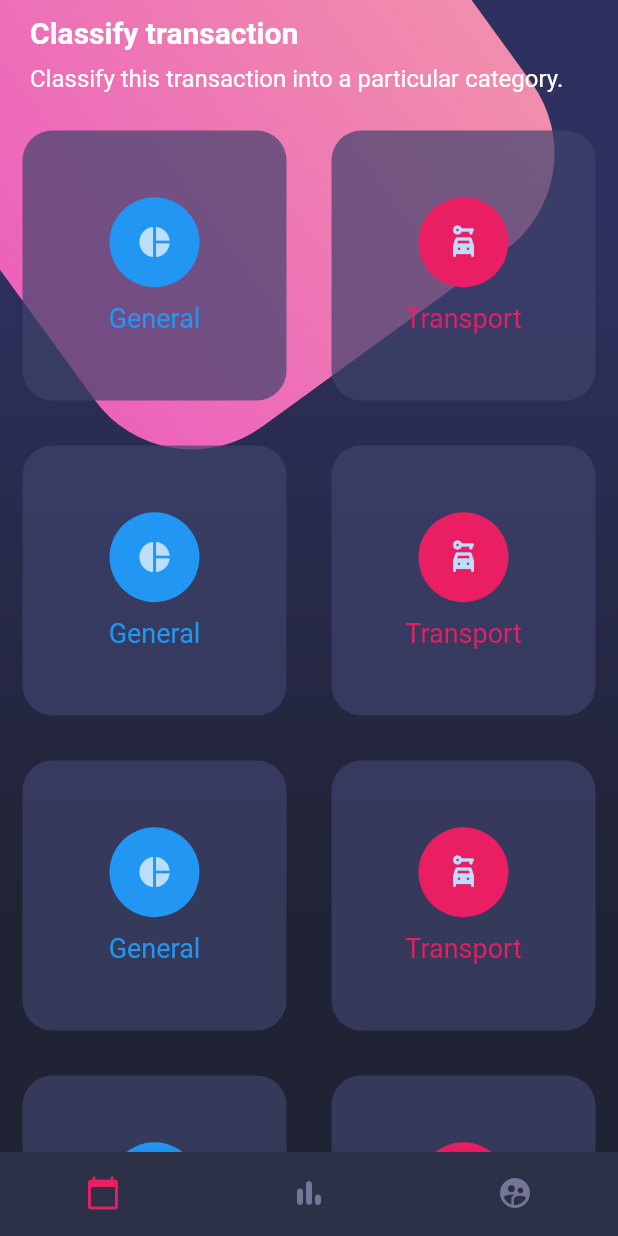
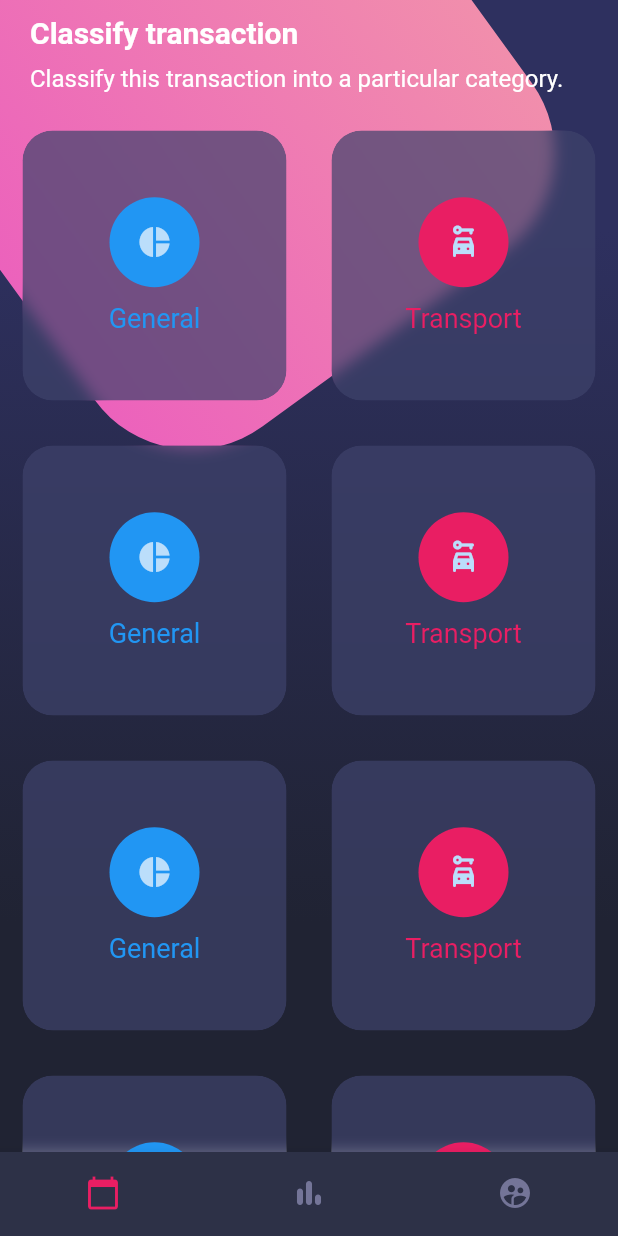
Before and after one commit to EmmanuelBazan/design-in-flutter, a Flutter app: the screen it shows after launch, on a phone screen of 412 x 824 dp. Run offline on Flutter 3.47's test engine with Material 2 defaults, Android fonts, the light colour scheme and no system bars.

Commit message:
Blur card implementation

```diff
--- a/lib/widgets/card_table.dart
+++ b/lib/widgets/card_table.dart
@@ -1,6 +1,6 @@
+import 'dart:ui';
+
 import 'package:flutter/material.dart';
-import 'package:flutter/src/widgets/framework.dart';
-import 'package:flutter/src/widgets/placeholder.dart';
 
 class CardTable extends StatelessWidget {
   const CardTable({super.key});
@@ -78,12 +78,18 @@ class _SingleCard extends StatelessWidget {
   Widget build(BuildContext context) {
     return Container(
       margin: const EdgeInsets.all(15),
+      child: ClipRRect(
+        borderRadius: BorderRadius.circular(20),
+        child: BackdropFilter(
+          filter: ImageFilter.blur(sigmaX: 5, sigmaY: 5),
+          child: Container(
             height: 180,
             decoration: BoxDecoration(
               color: const Color.fromRGBO(62, 66, 107, 0.7),
               borderRadius: BorderRadius.circular(20),
             ),
-      child: Column(mainAxisAlignment: MainAxisAlignment.center, children: [
+            child:
+                Column(mainAxisAlignment: MainAxisAlignment.center, children: [
               CircleAvatar(
                 backgroundColor: color,
                 radius: 30,
@@ -97,6 +103,9 @@ class _SingleCard extends StatelessWidget {
                 style: TextStyle(color: color, fontSize: 18),
               )
             ]),
+          ),
+        ),
+      ),
     );
   }
 }
```
Lines whose indentation alone changed are shown as unchanged.
